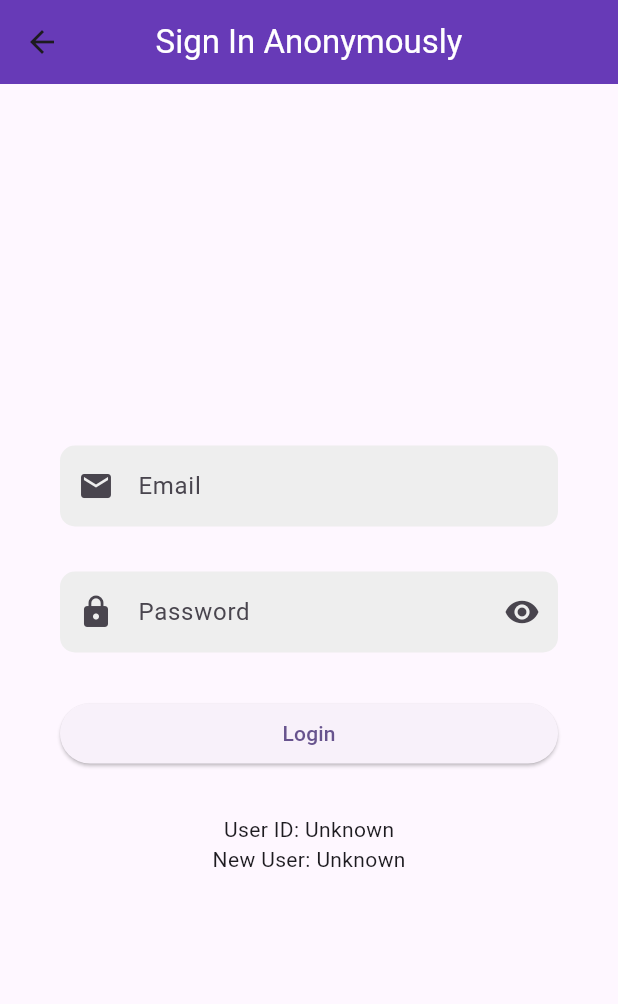
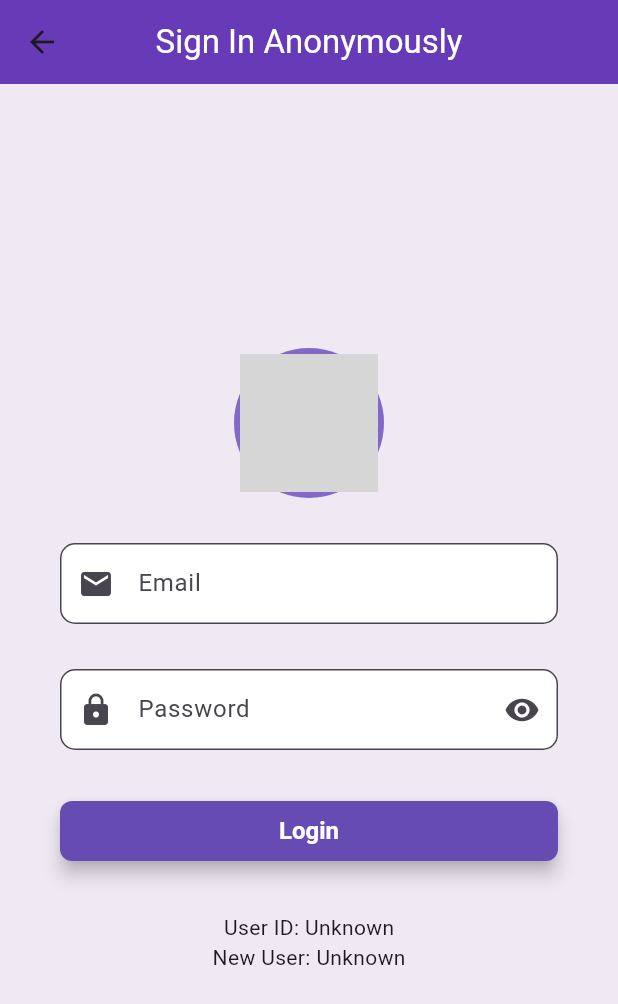
Before and after one commit to YamnaIsrail/Firebase_Authentication_Methods, a Flutter app: the screen it shows after launch, after a tap on "Sign in Anonymously Dashboard", on a phone screen of 412 x 824 dp. Shown: the top 1004 px of the screen. Run offline on Flutter 3.47's test engine with Material 3 defaults, Android fonts, the phone set to English and light mode, and no system bars; our stand-ins replace firebase_auth, firebase_core, google_sign_in; accounts and stored records are empty; network calls fail; key blocks and very long unbroken strings in the code were emptied for the run; grey boxes are pictures that could not be loaded.

```diff
--- a/lib/auth_screens/sign_in_anonymously.dart
+++ b/lib/auth_screens/sign_in_anonymously.dart
@@ -18,23 +18,37 @@ class _SignInAnonymouslyState extends State<SignInAnonymously> {
   @override
   Widget build(BuildContext context) {
     return Scaffold(
-      appBar: myappbar(title: 'Sign In Anonymously',),
+        backgroundColor: Color(0xffefe9f3),
+
+        appBar: myappbar(title: 'Sign In Anonymously',),
         body: Container(
-          padding: EdgeInsets.all(40.0),
+          padding: EdgeInsets.symmetric(horizontal: 40, vertical: 10),
 
           child: Column(
             mainAxisAlignment: MainAxisAlignment.center,
            crossAxisAlignment: CrossAxisAlignment.stretch,
             children: [
+              CircleAvatar(
+                radius: 50,
+                backgroundColor: Color(0xff8168c9),
+                child: CircleAvatar(
+                  radius: 46,
+                  backgroundColor: Color(0xff6c33b0),
+                  backgroundImage: NetworkImage("https://encrypted-tbn0.gstatic.com/images?q=tbn:ANd9GcSiS7TQkow0Jzhq7r1m65on58DKVkWq2rhJUREHPynvIp9UIMRLFCZuPXpu2rRmQs5s-Fs&usqp=CAU"),
+                ),
+              ),
+
+              SizedBox(height: 30,),
+
               TextField(
                 controller: controller_email,
                 decoration: InputDecoration(
                   hintText: "Email",
                   filled: true,
-                  fillColor: Colors.grey[200],
+                  fillColor: Colors.white,
                   border: OutlineInputBorder(
                     borderRadius: BorderRadius.circular(10.0),
-                    borderSide: BorderSide.none,
+                    //borderSide: BorderSide.none,
                   ),
                   contentPadding:
                   EdgeInsets.symmetric(vertical: 15.0, horizontal: 20.0),
@@ -49,10 +63,10 @@ class _SignInAnonymouslyState extends State<SignInAnonymously> {
                 decoration: InputDecoration(
                   hintText: "Password",
                   filled: true,
-                  fillColor: Colors.grey[200],
+                  fillColor: Colors.white,
                   border: OutlineInputBorder(
                     borderRadius: BorderRadius.circular(10.0), // Rounded border
-                    borderSide: BorderSide.none, // No border side
+                   // borderSide: BorderSide.none, // No border side
                   ),
                   contentPadding: EdgeInsets.symmetric(vertical: 15.0, horizontal: 20.0), // Padding around the content
                   prefixIcon: Icon(Icons.lock),
@@ -85,6 +99,20 @@ class _SignInAnonymouslyState extends State<SignInAnonymously> {
                     });
                   },
 
+                  style: ElevatedButton.styleFrom(
+                    primary: Color(0xff664bb2), // Background color
+                    onPrimary: Colors.white, // Text color
+                    padding: EdgeInsets.symmetric(horizontal: 20, vertical: 10), // Button padding
+                    shape: RoundedRectangleBorder(
+                      borderRadius: BorderRadius.circular(8), // Button border radius
+                    ),
+                    textStyle: TextStyle(
+                      fontSize: 16, // Text size
+                      fontWeight: FontWeight.bold, // Text weight
+                    ),
+                    elevation: 5, // Button elevation (shadow)
+                  ),
+
                   child:
                   Text(" Login ")
               ),
```
